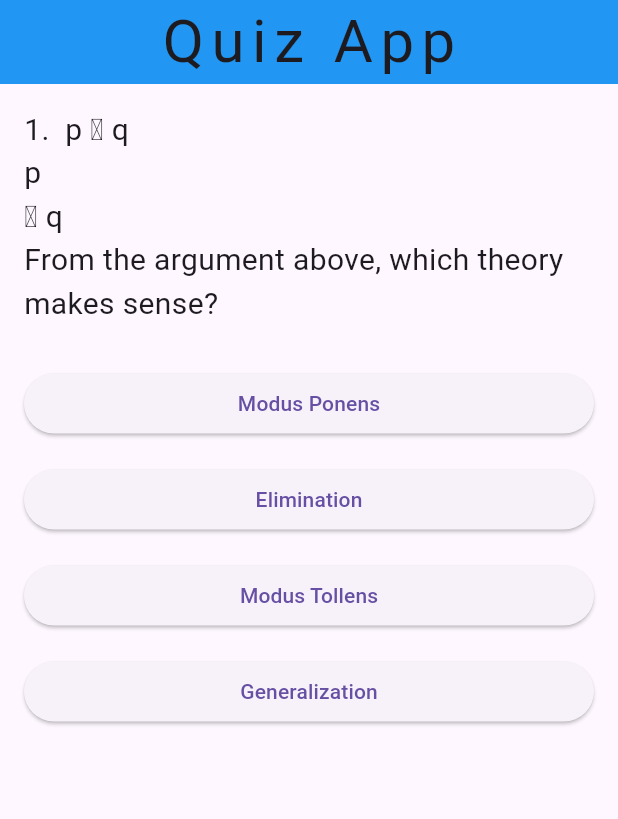
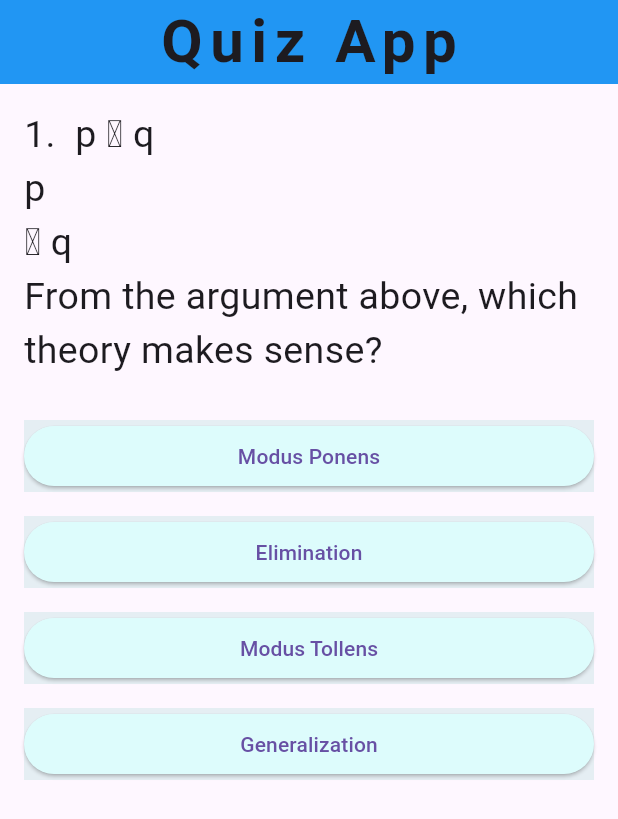
Before and after one commit to IIDDOOSSEE/quiz, a Flutter app: the screen it shows after launch, on a phone screen of 412 x 824 dp. Shown: the top 819 px of the screen. Run offline on Flutter 3.47's test engine with Material 3 defaults, Android fonts, the phone set to English and light mode, and no system bars.

Commit message:
change color UI

```diff
--- a/lib/main.dart
+++ b/lib/main.dart
@@ -1,5 +1,6 @@
 import 'package:flutter/material.dart';
 import 'package:flutter/services.dart' show rootBundle;
+import 'package:flutter/widgets.dart';
 
 void main() {
   runApp(const Home());
@@ -20,7 +21,8 @@ class _HomeState extends State<Home> {
         appBar: AppBar(
           title: const Text(
             "Quiz App",
-            style: TextStyle(fontSize: 40, letterSpacing: 5),
+            style: TextStyle(
+                fontSize: 40, letterSpacing: 5, fontWeight: FontWeight.bold),
           ),
           backgroundColor: Colors.blue,
           centerTitle: true,
@@ -136,18 +138,16 @@ class _QuizAppState extends State<QuizApp> {
             child: Column(
               crossAxisAlignment: CrossAxisAlignment.stretch,
               children: <Widget>[
-                // ใช้ Expanded เพื่อให้พื้นที่สำหรับโจทย์สามารถขยายได้
                 Flexible(
                   child: SingleChildScrollView(
                     child: Text(
                       _questions[_currentQuestionIndex]['question'] as String,
-                      style: const TextStyle(fontSize: 20),
+                      style: const TextStyle(fontSize: 25),
                       textAlign: TextAlign.left,
                     ),
                   ),
                 ),
                 const SizedBox(height: 20),
-                // ใช้ Flexible เพื่อให้ตัวเลือกอยู่คงที่ด้านล่าง
                 Flexible(
                   child: Column(
                     crossAxisAlignment: CrossAxisAlignment.stretch,
@@ -155,11 +155,13 @@ class _QuizAppState extends State<QuizApp> {
                             as List<String>)
                         .map((option) {
                       return Container(
-                        margin: const EdgeInsets.symmetric(
-                            vertical:
-                                8.0), // เพิ่ม margin เพื่อสร้างความห่างระหว่างปุ่ม
+                        color: Color.fromARGB(255, 229, 238, 243),
+                        margin: const EdgeInsets.symmetric(vertical: 8.0),
                         child: ElevatedButton(
                           onPressed: () => _answerQuestion(option),
+                          style: ElevatedButton.styleFrom(
+                              backgroundColor:
+                                  Color.fromARGB(255, 221, 252, 252)),
                           child: Text(option),
                         ),
                       );
```
